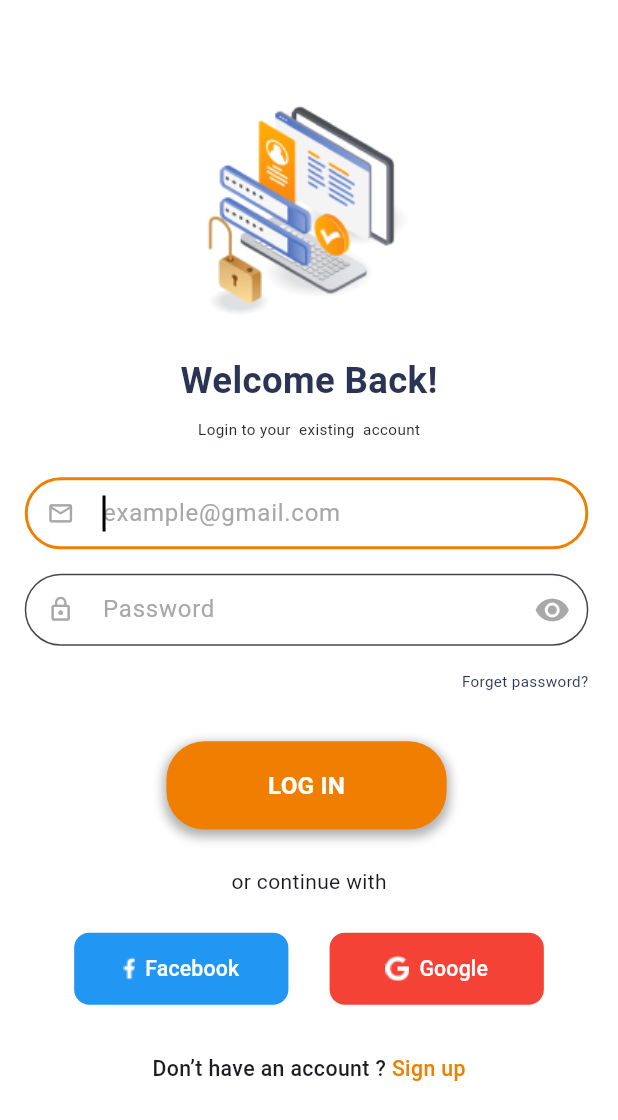
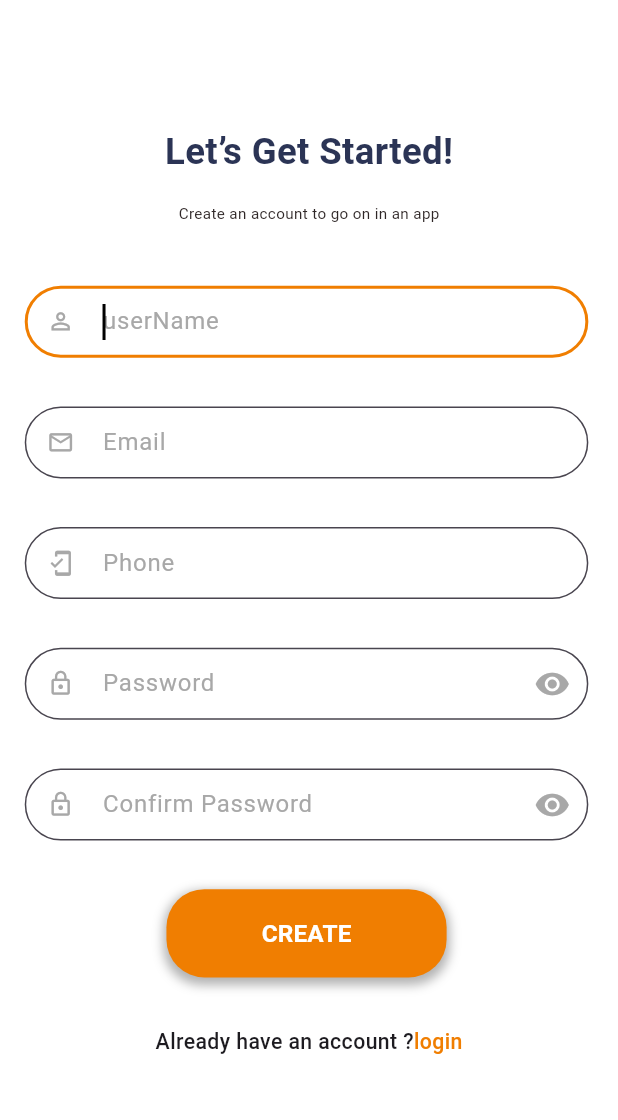
Before and after one commit to mahmoudsaber11/AlmosaferSah, a Flutter app: the LoginView screen opened by its route, after a tap on "Sign up", on a phone screen of 412 x 824 dp. Shown: the top 1120 px of the screen. Run offline on Flutter 3.47's test engine with Material 3 defaults, Android fonts, the light colour scheme and no system bars; our stand-ins replace equatable, flutter_bloc, flutter_screenutil, get_it, shared_preferences; accounts and stored records are empty.

Commit message:
finsih sign up UI

```diff
--- a/lib/config/routes/app_router.dart
+++ b/lib/config/routes/app_router.dart
@@ -1,6 +1,8 @@
 import 'package:almosafer_sah/config/routes/routes.dart';
 import 'package:almosafer_sah/features/auth/presentation/cubit/login/login_cubit.dart';
+import 'package:almosafer_sah/features/auth/presentation/cubit/sign_up/sign_up_cubit.dart';
 import 'package:almosafer_sah/features/auth/presentation/view/login_view.dart';
+import 'package:almosafer_sah/features/auth/presentation/view/sign_up_view.dart';
 import 'package:almosafer_sah/features/on_boarding/presentation/cubit/on_boarding_cubit.dart';
 import 'package:almosafer_sah/features/on_boarding/presentation/view/on_boarding_view.dart';
 import 'package:almosafer_sah/features/splash/presentation/view/splash_view.dart';
@@ -25,6 +27,11 @@ class AppRouter {
             builder: (context) => BlocProvider(
                 create: (context) => LoginCubit(), child: const LoginView()));
 
+      case Routes.signUpViewRoute:
+        return MaterialPageRoute(
+            builder: (context) => BlocProvider(
+                create: (context) => SignUpCubit(), child: const SignUpView()));
+
       default:
         return _unFoundRoute();
     }
--- a/lib/core/utils/widgets/custom_text_field.dart
+++ b/lib/core/utils/widgets/custom_text_field.dart
@@ -73,11 +73,4 @@ class CustomTextField extends StatelessWidget {
       ),
     );
   }
-
-  OutlineInputBorder _buildTextFieldOutlinedBorder() {
-    return OutlineInputBorder(
-      borderRadius: BorderRadius.circular(20.r),
-      borderSide: BorderSide.none,
-    );
-  }
 }
--- a/lib/features/auth/presentation/view/login_view.dart
+++ b/lib/features/auth/presentation/view/login_view.dart
@@ -1,5 +1,7 @@
+import 'package:almosafer_sah/config/routes/routes.dart';
 import 'package:almosafer_sah/core/utils/functions/app_assets.dart';
 import 'package:almosafer_sah/core/utils/functions/app_colors.dart';
+import 'package:almosafer_sah/core/utils/functions/app_navigator.dart';
 import 'package:almosafer_sah/core/utils/functions/app_styles.dart';
 import 'package:almosafer_sah/core/utils/widgets/custom_button_social.dart';
 import 'package:almosafer_sah/features/auth/presentation/widgets/login/login_form.dart';
@@ -72,7 +74,9 @@ class LoginView extends StatelessWidget {
                   style: AppStyles.textStyle14Medium,
                 ),
                 InkWell(
-                  onTap: () {},
+                  onTap: () {
+                    context.navigateTo(routeName: Routes.signUpViewRoute);
+                  },
                   child: Text(
                     S.of(context).signUp,
                     style: AppStyles.textStyle14Medium
--- /dev/null
+++ b/lib/features/auth/presentation/view/sign_up_view.dart
@@ -0,0 +1,57 @@
+import 'package:almosafer_sah/core/utils/functions/app_colors.dart';
+import 'package:almosafer_sah/core/utils/functions/app_styles.dart';
+import 'package:almosafer_sah/features/auth/presentation/widgets/sign_up/sign_up_form.dart';
+import 'package:almosafer_sah/generated/l10n.dart';
+import 'package:flutter/material.dart';
+import 'package:flutter_screenutil/flutter_screenutil.dart';
+
+class SignUpView extends StatelessWidget {
+  const SignUpView({super.key});
+
+  @override
+  Widget build(BuildContext context) {
+    return Scaffold(
+      body: SingleChildScrollView(
+        child: Column(
+          children: [
+            SizedBox(
+              height: MediaQuery.of(context).size.height * .1.h,
+            ),
+            Text(
+              S.of(context).signUpTitle,
+              style: AppStyles.textStyle24SemiBold,
+            ),
+            SizedBox(
+              height: 16.h,
+            ),
+            Text(
+              S.of(context).signUpSubTitle,
+              style: AppStyles.textStyle10Regular,
+            ),
+            const SignUpForm(),
+            SizedBox(
+              height: 32.h,
+            ),
+            Row(
+              mainAxisAlignment: MainAxisAlignment.center,
+              children: [
+                Text(
+                  S.of(context).textHaveAccount,
+                  style: AppStyles.textStyle14Medium,
+                ),
+                InkWell(
+                  onTap: () {},
+                  child: Text(
+                    S.of(context).login,
+                    style: AppStyles.textStyle14Medium
+                        .copyWith(color: AppColors.primaryColor),
+                  ),
+                ),
+              ],
+            ),
+          ],
+        ),
+      ),
+    );
+  }
+}
--- /dev/null
+++ b/lib/features/auth/presentation/widgets/sign_up/sign_up_form.dart
@@ -0,0 +1,206 @@
+import 'package:almosafer_sah/core/helpers/helper.dart';
+import 'package:almosafer_sah/core/utils/functions/app_colors.dart';
+import 'package:almosafer_sah/core/utils/widgets/custom_general_button.dart';
+import 'package:almosafer_sah/core/utils/widgets/custom_text_field.dart';
+import 'package:almosafer_sah/features/auth/presentation/cubit/sign_up/sign_up_cubit.dart';
+import 'package:almosafer_sah/features/auth/presentation/cubit/sign_up/sign_up_state.dart';
+import 'package:almosafer_sah/generated/l10n.dart';
+import 'package:flutter/material.dart';
+import 'package:flutter_bloc/flutter_bloc.dart';
+import 'package:flutter_screenutil/flutter_screenutil.dart';
+
+class SignUpForm extends StatefulWidget {
+  const SignUpForm({super.key});
+
+  @override
+  State<SignUpForm> createState() => _LoginViewFormState();
+}
+
+class _LoginViewFormState extends State<SignUpForm> {
+  final TextEditingController _emailController = TextEditingController();
+  final TextEditingController _userNameContorller = TextEditingController();
+  final TextEditingController _passwordController = TextEditingController();
+  final TextEditingController _confirmController = TextEditingController();
+  final TextEditingController _phoneController = TextEditingController();
+  late final GlobalKey<FormState> _formKey;
+  late AutovalidateMode autovalidateMode;
+
+  final FocusNode _emailFocusNode = FocusNode();
+  final FocusNode _nameFocusNode = FocusNode();
+  final FocusNode _phoneFocusNode = FocusNode();
+  final FocusNode _passwordFocusNode = FocusNode();
+  final FocusNode _confirmPasswordFocusNode = FocusNode();
+  void _initFormAttributes() {
+    _formKey = GlobalKey<FormState>();
+    autovalidateMode = AutovalidateMode.disabled;
+  }
+
+  @override
+  void initState() {
+    _initFormAttributes();
+    super.initState();
+  }
+
+  @override
+  void dispose() {
+    _disposeController();
+    _disposeFocusNodes();
+    super.dispose();
+  }
+
+  void _disposeFocusNodes() {
+    _emailFocusNode.dispose();
+    _passwordFocusNode.dispose();
+    _confirmPasswordFocusNode.dispose();
+    _nameFocusNode.dispose();
+    _phoneFocusNode.dispose();
+  }
+
+  void _disposeController() {
+    _emailController.dispose();
+    _passwordController.dispose();
+    _confirmController.dispose();
+    _userNameContorller.dispose();
+    _phoneController.dispose();
+  }
+
+  @override
+  Widget build(BuildContext context) {
+    return BlocConsumer<SignUpCubit, SignUpState>(
+      listener: (context, state) {},
+      builder: (context, state) {
+        var cubit = BlocProvider.of<SignUpCubit>(context);
+        return Form(
+          key: _formKey,
+          child: Padding(
+            padding: EdgeInsets.only(left: 15.w, right: 18.w, top: 40.h),
+            child: Column(
+              children: [
+                CustomTextField(
+                    validate: (String? value) =>
+                        Helper.validateEmailField(value),
+                    keyboardType: TextInputType.name,
+                    onEditingComplete: () =>
+                        FocusScope.of(context).requestFocus(_emailFocusNode),
+                    autofillHints: const [AutofillHints.name],
+                    focusNode: _nameFocusNode,
+                    hintText: S.of(context).textName,
+                    prefix: Icon(
+                      Icons.person_outline,
+                      size: 18.sp,
+                      color: AppColors.colorTextField,
+                    ),
+                    controller: _phoneController),
+                SizedBox(
+                  height: 32.h,
+                ),
+                CustomTextField(
+                    validate: (String? value) =>
+                        Helper.validateEmailField(value),
+                    keyboardType: TextInputType.emailAddress,
+                    onEditingComplete: () =>
+                        FocusScope.of(context).requestFocus(_phoneFocusNode),
+                    autofillHints: const [AutofillHints.email],
+                    focusNode: _emailFocusNode,
+                    hintText: S.of(context).textEmail,
+                    prefix: Icon(
+                      Icons.email_outlined,
+                      size: 18.sp,
+                      color: AppColors.colorTextField,
+                    ),
+                    controller: _emailController),
+                SizedBox(
+                  height: 32.h,
+                ),
+                CustomTextField(
+                    validate: (String? value) =>
+                        Helper.validateEmailField(value),
+                    keyboardType: TextInputType.phone,
+                    onEditingComplete: () =>
+                        FocusScope.of(context).requestFocus(_passwordFocusNode),
+                    autofillHints: const [AutofillHints.email],
+                    focusNode: _phoneFocusNode,
+                    hintText: S.of(context).textPhone,
+                    prefix: Icon(
+                      Icons.mobile_friendly,
+                      size: 18.sp,
+                      color: AppColors.colorTextField,
+                    ),
+                    controller: _phoneController),
+                SizedBox(
+                  height: 32.h,
+                ),
+                CustomTextField(
+                    autofillHints: const <String>[AutofillHints.password],
+                    validate: (String? value) =>
+                        Helper.validatePasswordField(value),
+                    focusNode: _passwordFocusNode,
+                    isPassword: cubit.isPassword,
+                    onEditingComplete: () => FocusScope.of(context)
+                        .requestFocus(_confirmPasswordFocusNode),
+                    // onSubmit: (_) => _login(context),
+                    suffix: IconButton(
+                        onPressed: () {
+                          cubit.switchPassVisibility();
+                        },
+                        icon: Icon(
+                          cubit.isPassword
+                              ? Icons.visibility
+                              : Icons.visibility_off,
+                          color: AppColors.colorTextField,
+                        )),
+                    keyboardType: TextInputType.visiblePassword,
+                    hintText: S.of(context).hintTextPassword,
+                    prefix: Icon(
+                      Icons.lock_outline,
+                      size: 18.sp,
+                      color: AppColors.colorTextField,
+                    ),
+                    controller: _passwordController),
+                SizedBox(
+                  height: 32.h,
+                ),
+                CustomTextField(
+                    autofillHints: const <String>[AutofillHints.password],
+                    validate: (String? value) =>
+                        Helper.validateConfirmPasswordField(
+                          value: value,
+                          password: _passwordController.text,
+                          confirmPassword: _confirmController.text,
+                        ),
+                    focusNode: _confirmPasswordFocusNode,
+                    isPassword: cubit.isConfirmPassVisible,
+                    // onSubmit: (_) => _login(context),
+                    suffix: IconButton(
+                        onPressed: () {
+                          cubit.switchConfirmPassVisibility();
+                        },
+                        icon: Icon(
+                          cubit.isPassword
+                              ? Icons.visibility
+                              : Icons.visibility_off,
+                          color: AppColors.colorTextField,
+                        )),
+                    keyboardType: TextInputType.visiblePassword,
+                    hintText: S.of(context).textConfirmPassword,
+                    prefix: Icon(
+                      Icons.lock_outline,
+                      size: 18.sp,
+                      color: AppColors.colorTextField,
+                    ),
+                    controller: _confirmController),
+                SizedBox(
+                  height: 32.h,
+                ),
+                CustomGeneralButton(
+                  width: 170.w,
+                  text: S.of(context).textButtonCreate,
+                )
+              ],
+            ),
+          ),
+        );
+      },
+    );
+  }
+}
--- a/lib/l10n/intl_ar.arb
+++ b/lib/l10n/intl_ar.arb
@@ -18,5 +18,15 @@
     "faceBook":"فيس بوك",
     "google":"جوجل",
     "notAccount" : "ليس لديك حساب ؟ ",
-    "signUp" : "انشاء حساب جديد"
+    "signUp" : "انشاء حساب جديد",
+
+    "signUpTitle" :"هيا بنا نبدأ!",
+    "signUpSubTitle": "أنشئ حسابًا للمتابعة في أحد التطبيقات",
+    "textName" : "اسم المستخدم",
+    "textEmail" : "البريد الإلكتروني",
+    "textPhone": "الهاتف",
+    "textConfirmPassword":"تأكيد كلمة المرور",
+    "textButtonCreate":"إنشاء",
+    "textHaveAccount":"هل لديك حساب ؟",
+    "login":"تسجيل الدخول"
   }
--- a/lib/l10n/intl_en.arb
+++ b/lib/l10n/intl_en.arb
@@ -9,6 +9,7 @@
     "skip" :"Skip",
     "buttonNext" : "Next",
     "buttonGetStarted" : "Get Started",
+
     "loginTitle":"Welcome Back!",
     "loginSubTitle": "Login to your  existing  account",
     "hintTextPassword": "Password",
@@ -18,5 +19,15 @@
     "faceBook":"Facebook",
     "google":"Google",
     "notAccount" : "Don’t have an account ?",
-    "signUp" : " Sign up"
+    "signUp" : " Sign up",
+
+    "signUpTitle" :"Let’s Get Started!",
+    "signUpSubTitle": "Create an account to go on in an app",
+    "textName" : "userName",
+    "textEmail" : "Email",
+    "textPhone": "Phone",
+    "textConfirmPassword":"Confirm Password",
+    "textButtonCreate":"CREATE",
+    "textHaveAccount":"Already have an account ?",
+    "login":"login"
   }
```
Also changed, not shown: lib/generated/intl/messages_ar.dart, lib/generated/intl/messages_en.dart, lib/generated/l10n.dart.
